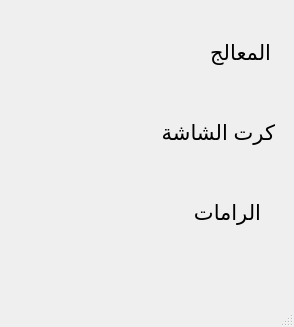
Qt form specs.ui (iWaheeb/HasibInfo) before a commit.
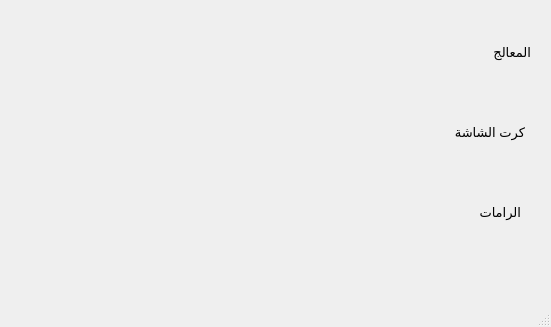
The same form after that commit.

Commit message: added OS, storage, and ram information

Diff of the .ui file:
```diff
--- a/specs.ui
+++ b/specs.ui
@@ -6,7 +6,7 @@
    <rect>
     <x>0</x>
     <y>0</y>
-    <width>294</width>
+    <width>551</width>
     <height>327</height>
    </rect>
   </property>
@@ -19,13 +19,13 @@
      <rect>
       <x>30</x>
       <y>40</y>
-      <width>241</width>
+      <width>501</width>
       <height>25</height>
      </rect>
     </property>
     <property name="font">
      <font>
-      <pointsize>16</pointsize>
+      <pointsize>10</pointsize>
      </font>
     </property>
     <property name="text">
@@ -37,13 +37,13 @@
      <rect>
       <x>30</x>
       <y>200</y>
-      <width>231</width>
+      <width>491</width>
       <height>25</height>
      </rect>
     </property>
     <property name="font">
      <font>
-      <pointsize>16</pointsize>
+      <pointsize>10</pointsize>
      </font>
     </property>
     <property name="text">
@@ -55,13 +55,13 @@
      <rect>
       <x>34</x>
       <y>120</y>
-      <width>241</width>
+      <width>491</width>
       <height>25</height>
      </rect>
     </property>
     <property name="font">
      <font>
-      <pointsize>16</pointsize>
+      <pointsize>10</pointsize>
      </font>
     </property>
     <property name="text">
```
Left out of the diff: 2 changed lines with no effect on the pictures. The commit also changes 2 other files.
